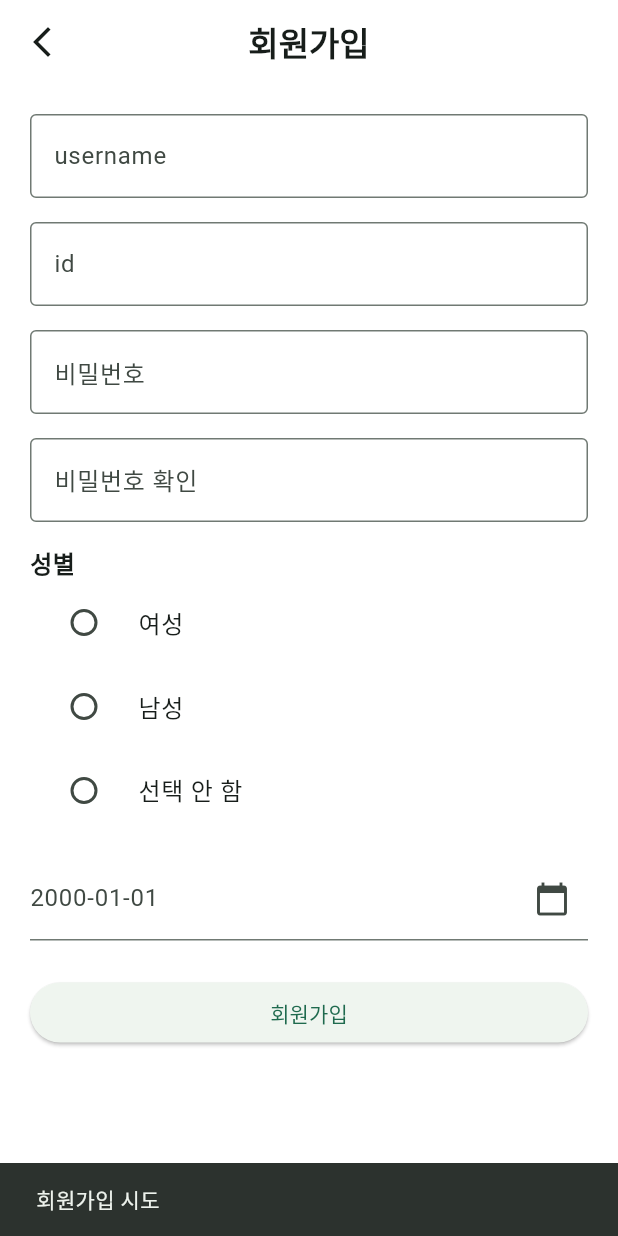
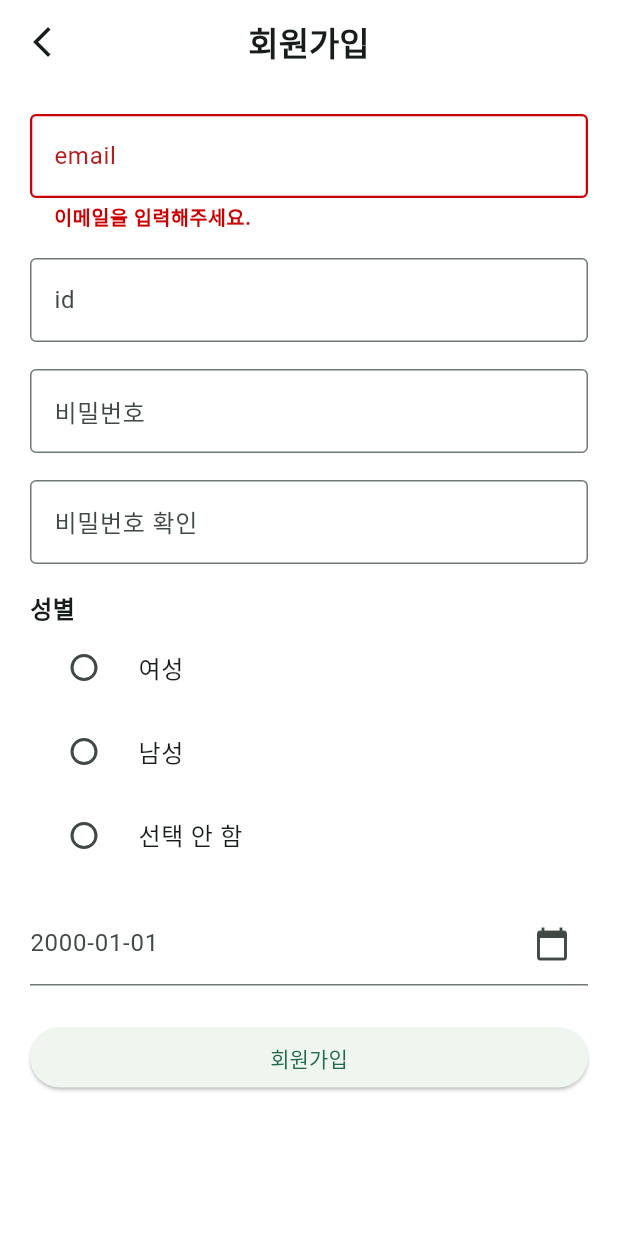
Before and after one commit to book2002/book-FE, a Flutter app: the SignupPage screen opened directly, after a tap on "회원가입", on a phone screen of 412 x 824 dp. Run offline on Flutter 3.47's test engine with Material 3 defaults, Android fonts, the phone set to English and light mode, and no system bars; network calls fail.

Commit message:
feat: 회원가입 예외 처리
- email 입력 예외처리
- id 입력 및 password 확인 기능 추후 연결 필요

```diff
--- a/lib/signup_page.dart
+++ b/lib/signup_page.dart
@@ -41,7 +41,10 @@ class BirthDatePicker extends StatelessWidget {
 }
 
 class _SignupPageState extends State<SignupPage> {
+  final _formKey = GlobalKey<FormState>();    //폼 전체 관리를 위한 키 추가
+
   //컨트롤러
+  final TextEditingController _emailController = TextEditingController();
   final TextEditingController _usernameController = TextEditingController();
   final TextEditingController _idController = TextEditingController();
   final TextEditingController _passwordController = TextEditingController();
@@ -132,6 +135,7 @@ class _SignupPageState extends State<SignupPage> {
   void dispose() {
     // TODO: implement dispose
     //메모리 누수 방지
+    _emailController.dispose();
     _usernameController.dispose();
     _idController.dispose();
     _passwordController.dispose();
@@ -140,6 +144,20 @@ class _SignupPageState extends State<SignupPage> {
   }
 
   void _signUp() {
+
+    final formState = _formKey.currentState;
+    if (formState == null) {
+      //form key 연결되지 않았을 경우 대비
+      debugPrint("⚠️ FormState is null. Form이 key에 연결되지 않았을 가능성이 있습니다.");
+      return;
+    }
+
+    if (!_formKey.currentState!.validate()) {
+      // 폼 검증 실패 시 함수 종료
+      return;
+    }
+
+    final email = _emailController.text.trim();
     final username = _usernameController.text.trim();
     final id = _idController.text.trim();
     final password = _passwordController.text.trim();
@@ -179,45 +197,89 @@ class _SignupPageState extends State<SignupPage> {
       ),
       body: Padding(
         padding: const EdgeInsets.all(20.0),
+        child: Form(
+          key: _formKey,
           child: Column(
             crossAxisAlignment: CrossAxisAlignment.stretch,
             children: [
-            TextField(
-              controller: _usernameController,
+              TextFormField(
+                controller: _emailController,
+                decoration: InputDecoration(    // 추후 변경될 가능성이 있으므로 const 사용 x
+                  labelText: "email",
+                  border: const OutlineInputBorder(),
+                  focusedBorder: OutlineInputBorder(
+                    borderSide: BorderSide(color: Color(0xFF00AA00), width: 1.8)
+                  ),
+
+                  //오류 시 테두리 style 지정
+                  errorBorder: OutlineInputBorder(
+                    borderSide: BorderSide(color: const Color(0xFFCC0000), width: 1.5)
+                  ),
+                  focusedErrorBorder: OutlineInputBorder(
+                    borderSide: BorderSide(color: const Color(0xFFCC0000), width: 2.5)
+                  ),
+
+                  //오류 메시지 style 지정
+                  errorStyle: TextStyle(
+                    color: const Color(0xFFCC0000),
+                    fontSize: 13,
+                    fontWeight: FontWeight.bold,
+                  ),
+                ),
+
+                keyboardType: TextInputType.emailAddress,   //키보드 스타일 지정
+
+                //Form 위젯과 함께 사용 - 사용자 입력이 유효한지 실시간으로 확인
+                validator: (value) {
+                  if (value == null || value.isEmpty) {
+                    return '이메일을 입력해주세요.'; // 1. 입력이 비어있을 때 표시할 문구
+                  }
+                  // 이메일 형식 검사를 위한 정규식
+                  final emailRegex = RegExp(r'^[\w-\.]+@([\w-]+\.)+[\w-]{2,4}$');
+                  if (!emailRegex.hasMatch(value)) {
+                    return '유효한 이메일 형식이 아닙니다.'; // 2. 형식 오류
+                  }
+
+                  return null;
+                },
+              ),
+              const SizedBox(height: 18,),
+              TextFormField(
+                controller: _idController,
                 decoration: const InputDecoration(
-                labelText: "username",
-                border: OutlineInputBorder()
+                  labelText: "id",
+                  border: OutlineInputBorder(),
+                  focusedBorder: OutlineInputBorder(
+                    borderSide: BorderSide(color: Color(0xFF00AA00), width: 1.8)
+                  )
                 ),
                 keyboardType: TextInputType.text,
               ),
-            const SizedBox(height: 16,),
-            TextField(
-              controller: _idController,
-              decoration: const InputDecoration(
-                labelText: "id",
-                border: OutlineInputBorder()
-              ),
-              keyboardType: TextInputType.text,
-            ),
-            const SizedBox(height: 16,),
-            TextField(
+              const SizedBox(height: 18,),
+              TextFormField(
                 controller: _passwordController,
                 decoration: const InputDecoration(
                   labelText: "비밀번호",
-                border: OutlineInputBorder()
+                  border: OutlineInputBorder(),
+                  focusedBorder: OutlineInputBorder(
+                    borderSide: BorderSide(color: Color(0xFF00AA00), width: 1.8)
+                  )
                 ),
                 obscureText: true,  //텍스트 가림 처리
               ),
-            const SizedBox(height: 16,),
-            TextField(
+              const SizedBox(height: 18,),
+              TextFormField(
                 controller: _confirmPasswordController,
                 decoration: const InputDecoration(
                   labelText: "비밀번호 확인",
-                border: OutlineInputBorder()
+                  border: OutlineInputBorder(),
+                  focusedBorder: OutlineInputBorder(
+                    borderSide: BorderSide(color: Color(0xFF00AA00), width: 1.8)
+                  )
                 ),
                 obscureText: true,
               ),
-            const SizedBox(height: 16,),
+              const SizedBox(height: 18,),
               const Text("성별", style: TextStyle(fontSize: 16, fontWeight: FontWeight.bold)),
               // 첫 번째 라디오 버튼 (여성)
               RadioListTile<String>(
@@ -274,6 +336,8 @@ class _SignupPageState extends State<SignupPage> {
               ElevatedButton(onPressed: _signUp, child: const Text("회원가입"))
             ],
           ),
+        )
+
       ),
     );
   }
```
Lines whose indentation alone changed are shown as unchanged.
